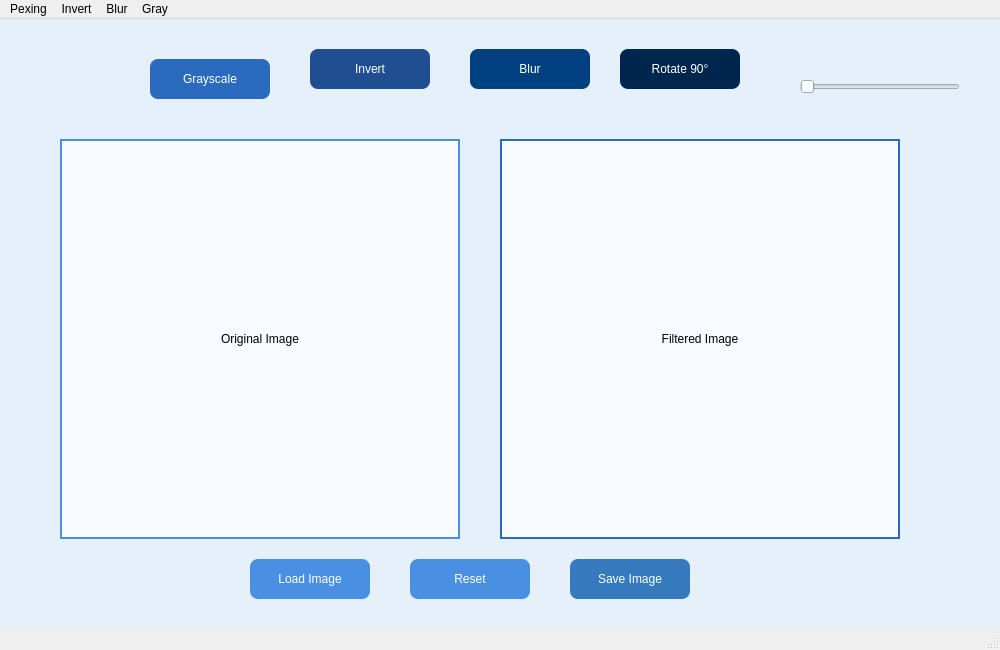
The window that mainwindow.ui (Abdelhamid-El-rashidy/RGBit) describes before a commit, drawn with Qt 5.
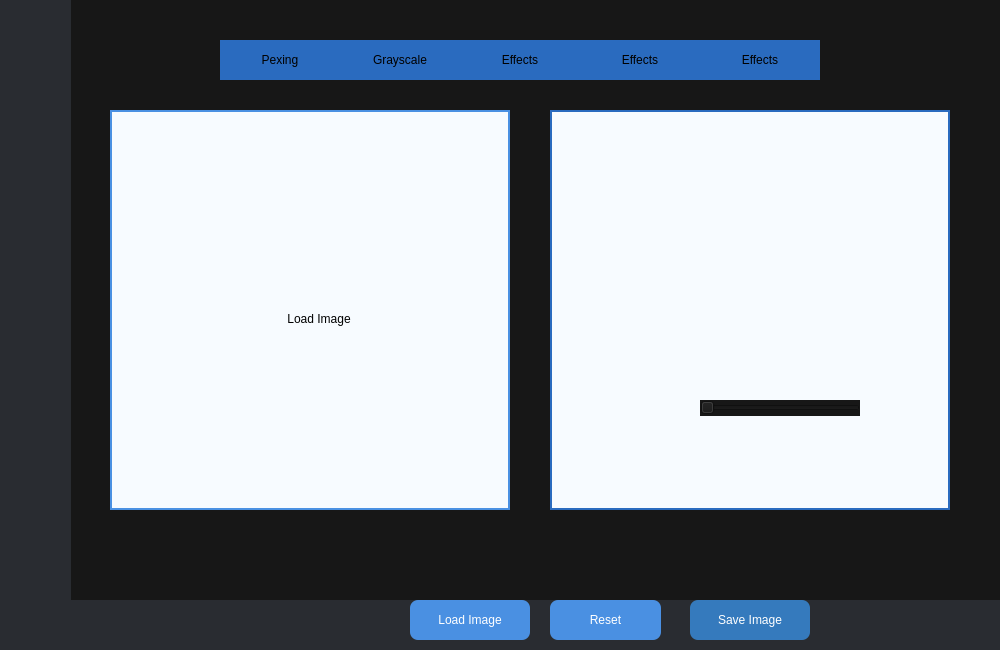
The same window after the commit.

What changed in the file:
```diff
--- a/mainwindow.ui
+++ b/mainwindow.ui
@@ -13,15 +13,24 @@
   <property name="windowTitle">
    <string>Image Processor</string>
   </property>
+  <property name="autoFillBackground">
+   <bool>false</bool>
+  </property>
+  <property name="styleSheet">
+   <string notr="true">background-color: rgb(23,23,23);</string>
+  </property>
   <widget class="QWidget" name="centralwidget">
+   <property name="autoFillBackground">
+    <bool>false</bool>
+   </property>
    <property name="styleSheet">
-    <string notr="true">background-color: #e6f0fa;</string>
+    <string notr="true">background-color: rgb(23, 23, 23);</string>
    </property>
    <widget class="QLabel" name="originalLabel">
     <property name="geometry">
      <rect>
-      <x>60</x>
-      <y>120</y>
+      <x>110</x>
+      <y>110</y>
       <width>400</width>
       <height>400</height>
      </rect>
@@ -30,7 +39,7 @@
      <string notr="true">border: 2px solid #4a90e2; background-color: #f7fbff;</string>
     </property>
     <property name="text">
-     <string>Original Image</string>
+     <string>&lt;html&gt;&lt;head/&gt;&lt;body&gt;&lt;p&gt;&lt;br/&gt;&lt;/p&gt;&lt;/body&gt;&lt;/html&gt;</string>
     </property>
     <property name="scaledContents">
      <bool>true</bool>
@@ -42,8 +51,8 @@
    <widget class="QLabel" name="filteredLabel">
     <property name="geometry">
      <rect>
-      <x>500</x>
-      <y>120</y>
+      <x>550</x>
+      <y>110</y>
       <width>400</width>
       <height>400</height>
      </rect>
@@ -52,7 +61,7 @@
      <string notr="true">border: 2px solid #2a6bbf; background-color: #f7fbff;</string>
     </property>
     <property name="text">
-     <string>Filtered Image</string>
+     <string>&lt;html&gt;&lt;head/&gt;&lt;body&gt;&lt;p&gt;&lt;br/&gt;&lt;/p&gt;&lt;/body&gt;&lt;/html&gt;</string>
     </property>
     <property name="scaledContents">
      <bool>true</bool>
@@ -64,8 +73,8 @@
    <widget class="QPushButton" name="loadImageButton">
     <property name="geometry">
      <rect>
-      <x>250</x>
-      <y>540</y>
+      <x>410</x>
+      <y>600</y>
       <width>120</width>
       <height>40</height>
      </rect>
@@ -80,8 +89,8 @@
    <widget class="QPushButton" name="saveButton">
     <property name="geometry">
      <rect>
-      <x>570</x>
-      <y>540</y>
+      <x>690</x>
+      <y>600</y>
       <width>120</width>
       <height>40</height>
      </rect>
@@ -96,14 +105,16 @@
    <widget class="QPushButton" name="applyGrayButton">
     <property name="geometry">
      <rect>
-      <x>150</x>
+      <x>340</x>
       <y>40</y>
       <width>120</width>
       <height>40</height>
      </rect>
     </property>
     <property name="styleSheet">
-     <string notr="true">background-color: #2a6bbf; color: white; border-radius: 8px;</string>
+     <string notr="true">background-color: #2a6bbf;
+      border: none;
+</string>
     </property>
     <property name="text">
      <string>Grayscale</string>
@@ -112,72 +123,42 @@
    <widget class="QPushButton" name="applyInvertButton">
     <property name="geometry">
      <rect>
-      <x>310</x>
-      <y>30</y>
+      <x>460</x>
+      <y>40</y>
       <width>120</width>
       <height>40</height>
      </rect>
     </property>
     <property name="styleSheet">
-     <string notr="true">background-color: #1f4e91; color: white; border-radius: 8px;</string>
+     <string notr="true">background-color: #2a6bbf;
+      border: none;</string>
     </property>
     <property name="text">
-     <string>Invert</string>
-    </property>
-   </widget>
-   <widget class="QPushButton" name="applyBlurButton">
-    <property name="geometry">
-     <rect>
-      <x>470</x>
-      <y>30</y>
-      <width>120</width>
-      <height>40</height>
-     </rect>
-    </property>
-    <property name="styleSheet">
-     <string notr="true">background-color: #004080; color: white; border-radius: 8px;</string>
-    </property>
-    <property name="text">
-     <string>Blur</string>
+     <string>Effects</string>
     </property>
    </widget>
    <widget class="QPushButton" name="applyRotateButton">
     <property name="geometry">
      <rect>
-      <x>620</x>
-      <y>30</y>
+      <x>700</x>
+      <y>40</y>
       <width>120</width>
       <height>40</height>
      </rect>
     </property>
     <property name="styleSheet">
-     <string notr="true">background-color: #00264d; color: white; border-radius: 8px;</string>
+     <string notr="true">background-color: #2a6bbf;
+      border:none;</string>
     </property>
     <property name="text">
-     <string>Rotate 90°</string>
-    </property>
-   </widget>
-   <widget class="QPushButton" name="resetButton">
-    <property name="geometry">
-     <rect>
-      <x>410</x>
-      <y>540</y>
-      <width>120</width>
-      <height>40</height>
-     </rect>
-    </property>
-    <property name="styleSheet">
-     <string notr="true">background-color: #4a90e2; color: white; border-radius: 8px;</string>
-    </property>
-    <property name="text">
-     <string>Reset</string>
+     <string>Effects</string>
     </property>
    </widget>
    <widget class="QSlider" name="horizontalSlider">
     <property name="geometry">
      <rect>
-      <x>800</x>
-      <y>60</y>
+      <x>700</x>
+      <y>400</y>
       <width>160</width>
       <height>16</height>
      </rect>
@@ -186,42 +167,161 @@
      <enum>Qt::Orientation::Horizontal</enum>
     </property>
    </widget>
-  </widget>
-  <widget class="QMenuBar" name="menubar">
-   <property name="geometry">
-    <rect>
-     <x>0</x>
-     <y>0</y>
-     <width>1000</width>
-     <height>23</height>
-    </rect>
-   </property>
-   <widget class="QMenu" name="menuPexing">
-    <property name="title">
+   <widget class="QPushButton" name="pushButton">
+    <property name="geometry">
+     <rect>
+      <x>280</x>
+      <y>310</y>
+      <width>78</width>
+      <height>18</height>
+     </rect>
+    </property>
+    <property name="styleSheet">
+     <string notr="true">color: black;
+      border: none;
+      background-color: transparent;</string>
+    </property>
+    <property name="text">
+     <string>Load Image</string>
+    </property>
+   </widget>
+   <widget class="QPushButton" name="resetButton">
+    <property name="geometry">
+     <rect>
+      <x>550</x>
+      <y>600</y>
+      <width>111</width>
+      <height>40</height>
+     </rect>
+    </property>
+    <property name="styleSheet">
+     <string notr="true">background-color: #4a90e2; color: white; border-radius: 8px;</string>
+    </property>
+    <property name="text">
+     <string>Reset</string>
+    </property>
+   </widget>
+   <widget class="QPushButton" name="Logo">
+    <property name="geometry">
+     <rect>
+      <x>220</x>
+      <y>40</y>
+      <width>120</width>
+      <height>40</height>
+     </rect>
+    </property>
+    <property name="styleSheet">
+     <string notr="true">background-color: #2a6bbf;
+      border: none;</string>
+    </property>
+    <property name="text">
      <string>Pexing</string>
     </property>
    </widget>
-   <widget class="QMenu" name="menuInvert">
-    <property name="title">
-     <string>Invert</string>
+   <widget class="QPushButton" name="applyBlurButton">
+    <property name="geometry">
+     <rect>
+      <x>580</x>
+      <y>40</y>
+      <width>120</width>
+      <height>40</height>
+     </rect>
     </property>
+    <property name="styleSheet">
+     <string notr="true">background-color: #2a6bbf;
+      border: none;</string>
+    </property>
+    <property name="text">
+     <string>Effects</string>
+    </property>
    </widget>
-   <widget class="QMenu" name="menuBlur">
-    <property name="title">
-     <string>Blur</string>
+   <widget class="QLabel" name="label">
+    <property name="geometry">
+     <rect>
+      <x>0</x>
+      <y>0</y>
+      <width>71</width>
+      <height>651</height>
+     </rect>
     </property>
+    <property name="styleSheet">
+     <string notr="true">background-color: rgb(41,44,49);</string>
+    </property>
+    <property name="text">
+     <string/>
+    </property>
    </widget>
-   <widget class="QMenu" name="menuGray">
-    <property name="title">
-     <string>Gray</string>
+   <widget class="QLabel" name="label_2">
+    <property name="geometry">
+     <rect>
+      <x>70</x>
+      <y>600</y>
+      <width>931</width>
+      <height>51</height>
+     </rect>
     </property>
+    <property name="styleSheet">
+     <string notr="true">background-color: rgb(41,44,49);</string>
+    </property>
+    <property name="text">
+     <string/>
+    </property>
    </widget>
-   <addaction name="menuPexing"/>
-   <addaction name="menuInvert"/>
-   <addaction name="menuBlur"/>
-   <addaction name="menuGray"/>
+   <zorder>originalLabel</zorder>
+   <zorder>filteredLabel</zorder>
+   <zorder>applyGrayButton</zorder>
+   <zorder>applyInvertButton</zorder>
+   <zorder>applyRotateButton</zorder>
+   <zorder>horizontalSlider</zorder>
+   <zorder>pushButton</zorder>
+   <zorder>Logo</zorder>
+   <zorder>applyBlurButton</zorder>
+   <zorder>label</zorder>
+   <zorder>label_2</zorder>
+   <zorder>loadImageButton</zorder>
+   <zorder>resetButton</zorder>
+   <zorder>saveButton</zorder>
   </widget>
-  <widget class="QStatusBar" name="statusbar"/>
+  <action name="actionOil_Painting">
+   <property name="text">
+    <string>Oil Painting</string>
+   </property>
+  </action>
+  <action name="actionSunlight">
+   <property name="text">
+    <string>Sunlight</string>
+   </property>
+  </action>
+  <action name="actionTV">
+   <property name="text">
+    <string>TV</string>
+   </property>
+  </action>
+  <action name="actionInfrared">
+   <property name="text">
+    <string>Infrared</string>
+   </property>
+  </action>
+  <action name="actionOil_Painting_2">
+   <property name="text">
+    <string>Oil Painting</string>
+   </property>
+  </action>
+  <action name="actionOil_Painting_3">
+   <property name="text">
+    <string>Oil Painting</string>
+   </property>
+  </action>
+  <action name="actionRotate">
+   <property name="text">
+    <string>Rotate</string>
+   </property>
+  </action>
+  <action name="actionSkew">
+   <property name="text">
+    <string>Skew</string>
+   </property>
+  </action>
  </widget>
  <resources/>
  <connections/>
```
Left out of the diff: 10 changed lines with no effect on the pictures.
